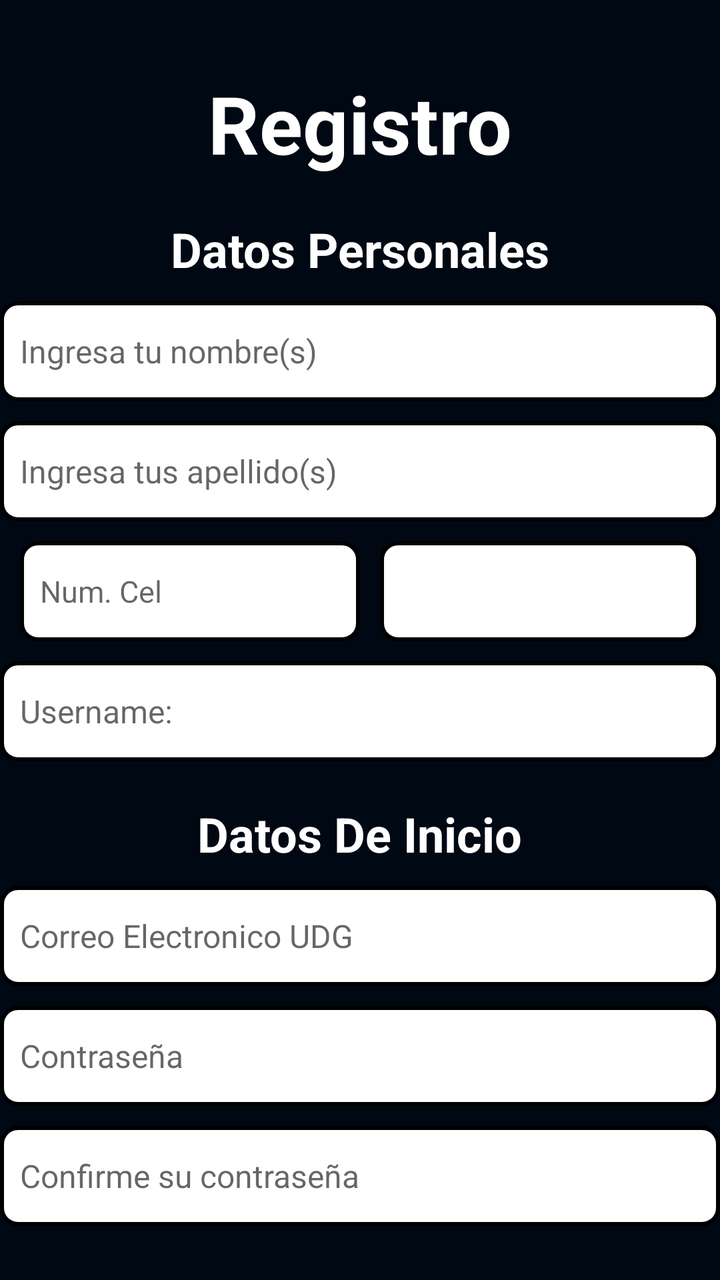
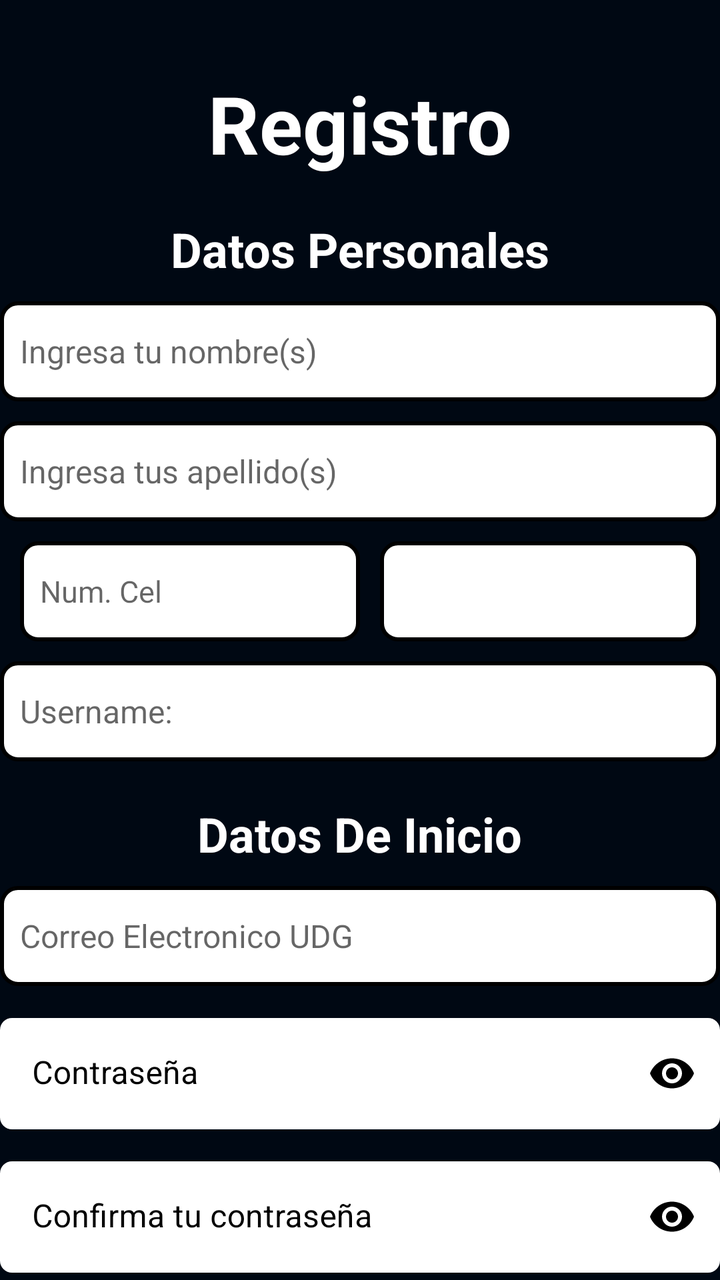

Screens rendered from an Android XML layout before and after an edit, with the pre-edit source and the edit as a unified diff.
<!-- AndroidManifest.xml: application theme Theme.UNIverse -->
<!-- res/layout/activity_register.xml -->
<?xml version="1.0" encoding="utf-8"?>

<androidx.constraintlayout.widget.ConstraintLayout xmlns:android="http://schemas.android.com/apk/res/android"
    xmlns:tools="http://schemas.android.com/tools"
    xmlns:app="http://schemas.android.com/apk/res-auto"
    android:layout_width="match_parent"
    android:layout_height="match_parent"
    android:background="@color/backgroundUniverse"
    tools:context=".start_pages.RegisterActivity"
    >


    <TextView
        android:id="@+id/registroTextView"
        android:layout_width="wrap_content"
        android:layout_height="wrap_content"
        android:layout_marginTop="35dp"
        android:text="Registro"
        android:textColor="@color/white"
        android:textSize="40sp"
        android:textStyle="bold"
        app:layout_constraintTop_toTopOf="parent"
        app:layout_constraintEnd_toEndOf="parent"
        app:layout_constraintStart_toStartOf="parent"
        />
    <TextView
        android:id="@+id/personalesTextView"
        android:layout_width="wrap_content"
        android:layout_height="wrap_content"
        android:layout_marginTop="20dp"
        android:text="Datos Personales"
        android:textStyle="bold"
        android:textSize="24sp"
        android:textColor="@color/white"
        app:layout_constraintTop_toBottomOf="@id/registroTextView"
        app:layout_constraintStart_toStartOf="parent"
        app:layout_constraintEnd_toEndOf="parent"
        app:layout_constraintBottom_toTopOf="@id/firstNameEditText"
        />
    <EditText
        android:id="@+id/firstNameEditText"
        android:layout_width="360dp"
        android:layout_height="50dp"
        android:hint="Ingresa tu nombre(s)"
        android:inputType="text"
        android:autofillHints="name"
        android:textSize="16sp"
        android:padding="10dp"
        android:background="@drawable/edit_text_background"
        android:layout_marginTop="10dp"
        app:layout_constraintStart_toStartOf="parent"
        app:layout_constraintEnd_toEndOf="parent"
        app:layout_constraintTop_toBottomOf="@id/personalesTextView"
        />
    <EditText
        android:id="@+id/lastNameEditText"
        android:layout_width="360dp"
        android:layout_height="50dp"
        android:hint="Ingresa tus apellido(s)"
        android:inputType="text"
        android:autofillHints="name"
        android:textSize="16sp"
        android:padding="10dp"
        android:background="@drawable/edit_text_background"
        android:layout_marginTop="10dp"
        app:layout_constraintStart_toStartOf="parent"
        app:layout_constraintEnd_toEndOf="parent"
        app:layout_constraintTop_toBottomOf="@id/firstNameEditText"
        />
    <EditText
        android:id="@+id/phoneEditText"
        android:layout_width="170dp"
        android:layout_height="50dp"
        android:hint="Num. Cel"
        android:inputType="phone"
        android:autofillHints="phone"
        android:textSize="15sp"
        android:padding="10dp"
        android:background="@drawable/edit_text_background"
        android:layout_marginTop="10dp"
        app:layout_constraintStart_toStartOf="parent"
        app:layout_constraintEnd_toStartOf="@id/genderSpinner"
        app:layout_constraintTop_toBottomOf="@id/lastNameEditText"
        />
    <Spinner
        android:id="@+id/genderSpinner"
        android:layout_width="160dp"
        android:layout_height="50dp"
        android:textSize="16sp"
        android:padding="10dp"
        android:background="@drawable/edit_text_background"
        android:layout_marginTop="10dp"
        app:layout_constraintStart_toEndOf="@id/phoneEditText"
        app:layout_constraintEnd_toEndOf="parent"
        app:layout_constraintTop_toBottomOf="@id/lastNameEditText"
        />
    <EditText
        android:id="@+id/usernameEditText"
        android:layout_width="360dp"
        android:layout_height="50dp"
        android:hint="Username:"
        android:inputType="text"
        android:autofillHints="username"
        android:textSize="16sp"
        android:padding="10dp"
        android:background="@drawable/edit_text_background"
        android:layout_marginTop="10dp"
        app:layout_constraintStart_toStartOf="parent"
        app:layout_constraintEnd_toEndOf="parent"
        app:layout_constraintTop_toBottomOf="@id/genderSpinner"
        />
    <TextView
        android:id="@+id/inicioTextView"
        android:layout_width="wrap_content"
        android:layout_height="wrap_content"
        android:layout_marginTop="20dp"
        android:text="Datos De Inicio"
        android:textColor="@color/white"
        android:textStyle="bold"
        android:textSize="24sp"
        app:layout_constraintTop_toBottomOf="@id/usernameEditText"
        app:layout_constraintStart_toStartOf="parent"
        app:layout_constraintEnd_toEndOf="parent"
        />

        <EditText
            android:id="@+id/emailEditText"
            android:layout_width="360dp"
            android:layout_height="50dp"
            android:hint="Correo Electronico UDG"
            android:inputType="textEmailAddress"
            android:autofillHints="emailAddress"
            android:textSize="16sp"
            android:padding="10dp"
            android:background="@drawable/edit_text_background"
            android:layout_marginTop="10dp"
            app:layout_constraintStart_toStartOf="parent"
            app:layout_constraintEnd_toEndOf="parent"
            app:layout_constraintTop_toBottomOf="@id/inicioTextView"
        />
    <EditText
        android:id="@+id/passwordEditText"
        android:layout_width="360dp"
        android:layout_height="50dp"
        android:hint="Contraseña"
        android:inputType="textPassword|numberPassword"
        android:autofillHints="password"
        android:textSize="16sp"
        android:padding="10dp"
        android:background="@drawable/edit_text_background"
        android:layout_marginTop="10dp"
        app:layout_constraintStart_toStartOf="parent"
        app:layout_constraintEnd_toEndOf="parent"
        app:layout_constraintTop_toBottomOf="@id/emailEditText"
        />
    <EditText
        android:id="@+id/confirmPasswordEditText"
        android:layout_width="360dp"
        android:layout_height="50dp"
        android:hint="Confirme su contraseña"
        android:inputType="textPassword|numberPassword"
        android:autofillHints="password"
        android:textSize="16sp"
        android:padding="10dp"
        android:background="@drawable/edit_text_background"
        android:layout_marginTop="10dp"
        app:layout_constraintStart_toStartOf="parent"
        app:layout_constraintEnd_toEndOf="parent"
        app:layout_constraintTop_toBottomOf="@id/passwordEditText"
        />
    <Button
        android:id="@+id/registerSaveButton"
        android:layout_width="250dp"
        android:layout_height="wrap_content"
        android:text="Crear Cuenta"
        android:gravity="center"
        android:textSize="20dp"
        android:layout_marginTop="30dp"
        android:textColor="@color/white"
        app:layout_constraintStart_toStartOf="parent"
        app:layout_constraintEnd_toEndOf="parent"
        app:layout_constraintTop_toBottomOf="@id/confirmPasswordEditText"
        android:onClick="register"
        />






</androidx.constraintlayout.widget.ConstraintLayout>
<!-- resources referenced by this layout -->
<resources>
  <color name="backgroundUniverse">#000813</color>
  <color name="white">#FFFFFFFF</color>
  <!-- drawable edit_text_background (drawable) -->
  <?xml version="1.0" encoding="utf-8"?>
  
  <shape xmlns:android="http://schemas.android.com/apk/res/android">
      <solid android:color="@android:color/white" /> 
      <stroke
          android:width="2dp"
          android:color="@color/black"/> 
      <corners android:radius="8dp" /> 
  </shape>
  <style name="Theme.UNIverse" parent="Theme.MaterialComponents.DayNight.NoActionBar">
          
          <item name="colorPrimary">@color/sky_blue_button</item>
          <item name="colorPrimaryVariant">@color/purple_700</item>
          <item name="colorOnPrimary">@color/white</item>
          
          <item name="colorSecondary">@color/teal_200</item>
          <item name="colorSecondaryVariant">@color/sky_blue_button</item>
          <item name="colorOnSecondary">@color/black</item>
          
          <item name="android:statusBarColor">?attr/colorPrimaryVariant</item>
          
          <item name="colorButtonNormal">@color/cyan</item>
      </style>
  <color name="black">#FF000000</color>
  <color name="sky_blue_button">#008FFF</color>
  <color name="purple_700">#FF3700B3</color>
  <color name="teal_200">#FF03DAC5</color>
  <color name="cyan">#049B90</color>
</resources>

<!-- the commit's change to res/layout/activity_register.xml (unified diff, before → after) -->
@@ -138,36 +138,61 @@
             app:layout_constraintEnd_toEndOf="parent"
             app:layout_constraintTop_toBottomOf="@id/inicioTextView"
         />
-    <EditText
-        android:id="@+id/passwordEditText"
-        android:layout_width="360dp"
-        android:layout_height="50dp"
+    
+    <com.google.android.material.textfield.TextInputLayout
+        android:id="@+id/passwordTextInputLayout"
+        android:layout_width="360dp"
+        android:layout_height="wrap_content"
         android:hint="Contraseña"
-        android:inputType="textPassword|numberPassword"
-        android:autofillHints="password"
-        android:textSize="16sp"
-        android:padding="10dp"
-        android:background="@drawable/edit_text_background"
-        android:layout_marginTop="10dp"
-        app:layout_constraintStart_toStartOf="parent"
-        app:layout_constraintEnd_toEndOf="parent"
+        android:textColorHint="@android:color/black"
+        app:boxCornerRadiusTopStart="6dp"
+        app:boxCornerRadiusTopEnd="6dp"
+        app:boxCornerRadiusBottomStart="6dp"
+        app:boxCornerRadiusBottomEnd="6dp"
+        app:endIconMode="password_toggle"
         app:layout_constraintTop_toBottomOf="@id/emailEditText"
-        />
-    <EditText
-        android:id="@+id/confirmPasswordEditText"
-        android:layout_width="360dp"
-        android:layout_height="50dp"
-        android:hint="Confirme su contraseña"
-        android:inputType="textPassword|numberPassword"
-        android:autofillHints="password"
-        android:textSize="16sp"
-        android:padding="10dp"
-        android:background="@drawable/edit_text_background"
-        android:layout_marginTop="10dp"
-        app:layout_constraintStart_toStartOf="parent"
-        app:layout_constraintEnd_toEndOf="parent"
-        app:layout_constraintTop_toBottomOf="@id/passwordEditText"
-        />
+        app:layout_constraintStart_toStartOf="parent"
+        app:layout_constraintEnd_toEndOf="parent"
+        app:boxBackgroundColor="@color/white"
+        app:boxStrokeWidth="0dp"
+        app:endIconTint="@color/black"
+        android:layout_marginTop="16dp">
+
+        <com.google.android.material.textfield.TextInputEditText
+            android:id="@+id/passwordEditText"
+            android:layout_width="match_parent"
+            android:layout_height="wrap_content"
+            android:inputType="textPassword"
+            />
+    </com.google.android.material.textfield.TextInputLayout>
+
+    
+    <com.google.android.material.textfield.TextInputLayout
+        android:id="@+id/confirmPasswordTextInputLayout"
+        android:layout_width="360dp"
+        android:layout_height="wrap_content"
+        android:hint="Confirma tu contraseña"
+        android:textColorHint="@android:color/black"
+        app:boxCornerRadiusTopStart="6dp"
+        app:boxCornerRadiusTopEnd="6dp"
+        app:boxCornerRadiusBottomStart="6dp"
+        app:boxCornerRadiusBottomEnd="6dp"
+        app:endIconMode="password_toggle"
+        app:layout_constraintTop_toBottomOf="@id/passwordTextInputLayout"
+        app:layout_constraintStart_toStartOf="parent"
+        app:layout_constraintEnd_toEndOf="parent"
+        app:boxBackgroundColor="@color/white"
+        app:boxStrokeWidth="0dp"
+        app:endIconTint="@color/black"
+        android:layout_marginTop="16dp">
+
+    <com.google.android.material.textfield.TextInputEditText
+            android:id="@+id/confirmPasswordEditText"
+            android:layout_width="match_parent"
+            android:layout_height="wrap_content"
+            android:inputType="textPassword"
+            />
+    </com.google.android.material.textfield.TextInputLayout>
     <Button
         android:id="@+id/registerSaveButton"
         android:layout_width="250dp"
@@ -179,8 +204,7 @@
         android:textColor="@color/white"
         app:layout_constraintStart_toStartOf="parent"
         app:layout_constraintEnd_toEndOf="parent"
-        app:layout_constraintTop_toBottomOf="@id/confirmPasswordEditText"
-        android:onClick="register"
+        app:layout_constraintTop_toBottomOf="@id/confirmPasswordTextInputLayout"
         />
 
 
